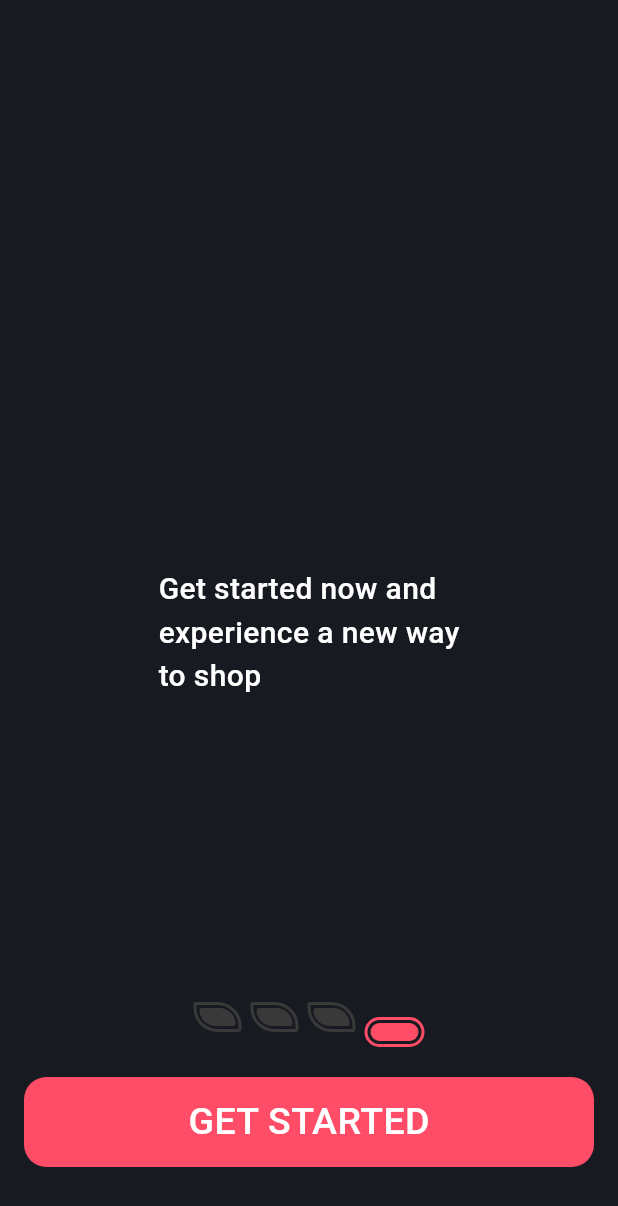
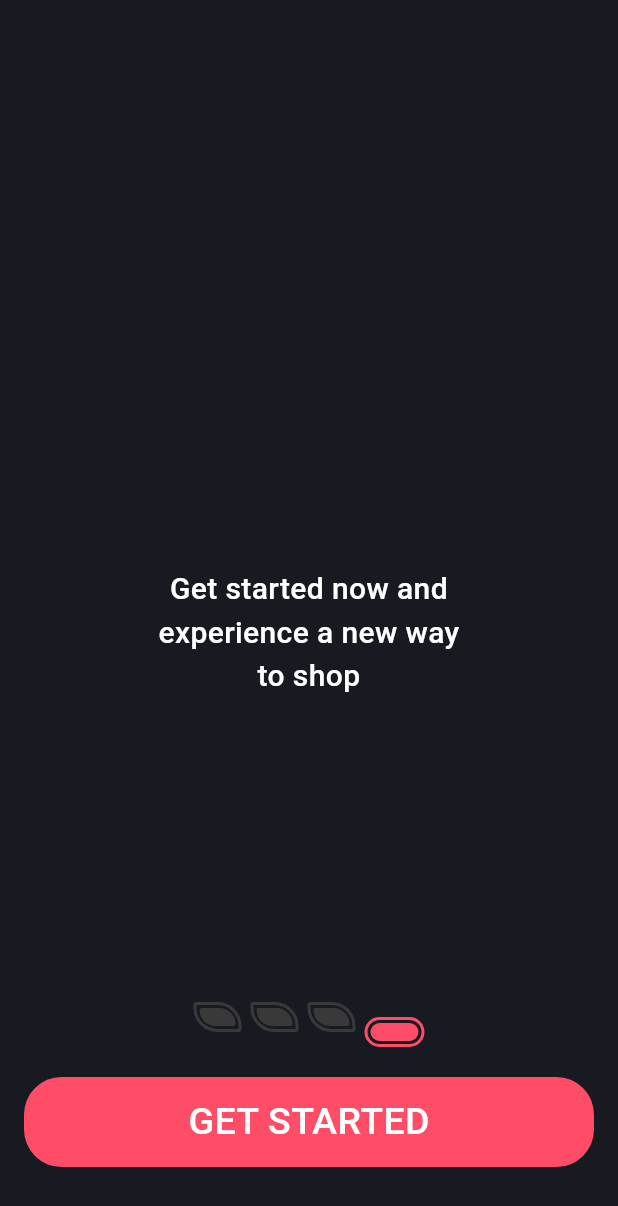
Before and after one commit to hafedh049/luxy, a Flutter app: the screen it shows after launch, swiped to page 4, on a phone screen of 412 x 824 dp. Shown: the top 1206 px of the screen. Run offline on Flutter 3.47's test engine with Material 3 defaults, Android fonts, the phone set to English and light mode, and no system bars; drawn by our look-alikes of smooth_page_indicator; our stand-ins replace flutter_animate, icons_plus.

Commit message:
ModifiedM lib/views/onboarding.dart

```diff
--- a/lib/views/onboarding.dart
+++ b/lib/views/onboarding.dart
@@ -47,7 +47,7 @@ class _OnboardingState extends State<Onboarding> {
       mainAxisAlignment: MainAxisAlignment.center,
       children: <Widget>[
         SizedBox(height: 20),
-        Flexible(child: Text("Get started now and\nexperience a new way\nto shop", style: TextStyle(color: white, fontSize: 20, fontWeight: FontWeight.w500))),
+        Flexible(child: Text("Get started now and\nexperience a new way\nto shop", style: TextStyle(color: white, fontSize: 20, fontWeight: FontWeight.w500), textAlign: TextAlign.center)),
       ],
     ),
   ];
@@ -116,13 +116,17 @@ class _OnboardingState extends State<Onboarding> {
                 ),
                 const SizedBox(height: 30),
                 GestureDetector(
-                  onTap: () => _onboardingController.nextPage(duration: 500.ms, curve: Curves.linear),
+                  onTap: () {
+                    if (_activeIndex < _onboardings.length - 1) {
+                      _onboardingController.nextPage(duration: 500.ms, curve: Curves.linear);
+                    } else {}
+                  },
                   child: Container(
                     width: MediaQuery.sizeOf(context).width,
                     height: 60,
                     padding: const EdgeInsets.symmetric(vertical: 8),
                     alignment: Alignment.center,
-                    decoration: BoxDecoration(color: pink, borderRadius: BorderRadius.circular(15)),
+                    decoration: BoxDecoration(color: pink, borderRadius: BorderRadius.circular(25)),
                     child: StatefulBuilder(
                       key: _buttonKey,
                       builder: (BuildContext context, void Function(void Function()) _) {
```
